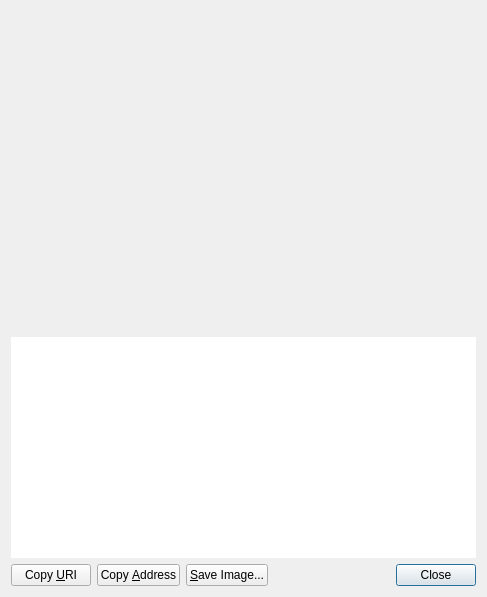
This is src/qt/forms/receiverequestdialog.ui in shaileshnift/UIDD as Qt 5 draws it before an edit. The edited form follows.
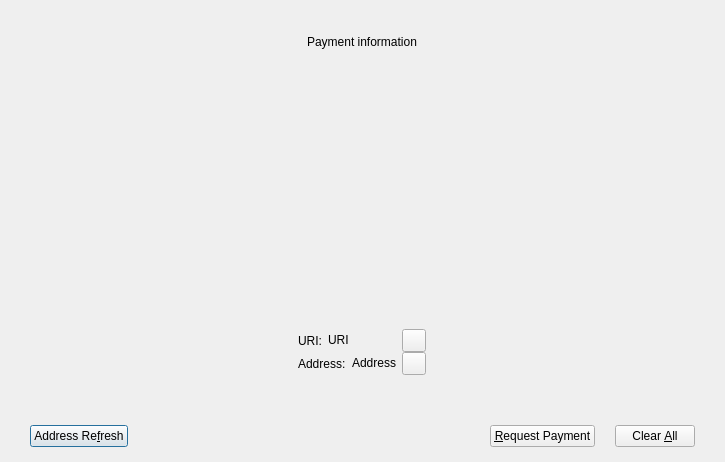
This is the edited form. Custom widgets are drawn as their Qt base class.

Patch:
```diff
--- a/src/qt/forms/receiverequestdialog.ui
+++ b/src/qt/forms/receiverequestdialog.ui
@@ -6,23 +6,130 @@
    <rect>
     <x>0</x>
     <y>0</y>
-    <width>487</width>
-    <height>597</height>
+    <width>725</width>
+    <height>462</height>
    </rect>
   </property>
-  <layout class="QVBoxLayout" name="verticalLayout_3">
+  <layout class="QVBoxLayout" name="verticalLayout_2">
+   <property name="spacing">
+    <number>0</number>
+   </property>
+   <property name="leftMargin">
+    <number>0</number>
+   </property>
+   <property name="topMargin">
+    <number>0</number>
+   </property>
+   <property name="rightMargin">
+    <number>0</number>
+   </property>
+   <property name="bottomMargin">
+    <number>0</number>
+   </property>
+   <item>
+    <spacer name="verticalSpacer">
+     <property name="orientation">
+      <enum>Qt::Vertical</enum>
+     </property>
+     <property name="sizeHint" stdset="0">
+      <size>
+       <width>20</width>
+       <height>1</height>
+      </size>
+     </property>
+    </spacer>
+   </item>
+   <item>
+    <widget class="QWidget" name="widgetPaymentInformation" native="true">
+     <layout class="QVBoxLayout" name="verticalLayout">
+      <property name="spacing">
+       <number>15</number>
+      </property>
+      <property name="leftMargin">
+       <number>30</number>
+      </property>
+      <property name="topMargin">
+       <number>30</number>
+      </property>
+      <property name="rightMargin">
+       <number>30</number>
+      </property>
+      <property name="bottomMargin">
+       <number>30</number>
+      </property>
+      <item alignment="Qt::AlignHCenter|Qt::AlignVCenter">
+       <widget class="QLabel" name="labelPaymentInformation">
+        <property name="sizePolicy">
+         <sizepolicy hsizetype="Preferred" vsizetype="Maximum">
+          <horstretch>0</horstretch>
+          <verstretch>0</verstretch>
+         </sizepolicy>
+        </property>
+        <property name="text">
+         <string>Payment information</string>
+        </property>
+       </widget>
+      </item>
+      <item alignment="Qt::AlignHCenter|Qt::AlignVCenter">
+       <widget class="QWidget" name="widgetQRMargin" native="true">
+        <property name="sizePolicy">
+         <sizepolicy hsizetype="Preferred" vsizetype="Maximum">
+          <horstretch>0</horstretch>
+          <verstretch>0</verstretch>
+         </sizepolicy>
+        </property>
+        <layout class="QVBoxLayout" name="verticalLayout_5">
+         <property name="spacing">
+          <number>0</number>
+         </property>
+         <property name="leftMargin">
+          <number>40</number>
+         </property>
+         <property name="topMargin">
+          <number>40</number>
+         </property>
+         <property name="rightMargin">
+          <number>40</number>
+         </property>
+         <property name="bottomMargin">
+          <number>40</number>
+         </property>
+         <item>
+          <widget class="QWidget" name="widgetQRFrame" native="true">
+           <layout class="QVBoxLayout" name="verticalLayout_6">
+            <property name="spacing">
+             <number>0</number>
+            </property>
+            <property name="leftMargin">
+             <number>0</number>
+            </property>
+            <property name="topMargin">
+             <number>0</number>
+            </property>
+            <property name="rightMargin">
+             <number>0</number>
+            </property>
+            <property name="bottomMargin">
+             <number>0</number>
+            </property>
    <item>
     <widget class="QRImageWidget" name="lblQRCode">
      <property name="sizePolicy">
-      <sizepolicy hsizetype="Expanding" vsizetype="Fixed">
+               <sizepolicy hsizetype="Minimum" vsizetype="Minimum">
        <horstretch>0</horstretch>
        <verstretch>0</verstretch>
       </sizepolicy>
      </property>
      <property name="minimumSize">
       <size>
-       <width>300</width>
-       <height>320</height>
+                <width>170</width>
+                <height>170</height>
+               </size>
+              </property>
+              <property name="maximumSize">
+               <size>
+                <width>170</width>
+                <height>170</height>
       </size>
      </property>
      <property name="toolTip">
@@ -39,68 +146,160 @@
      </property>
     </widget>
    </item>
-   <item>
-    <widget class="QTextEdit" name="outUri">
+           </layout>
+          </widget>
+         </item>
+        </layout>
+       </widget>
+      </item>
+      <item alignment="Qt::AlignHCenter|Qt::AlignVCenter">
+       <widget class="QWidget" name="widgetAddrData" native="true">
      <property name="sizePolicy">
-      <sizepolicy hsizetype="Expanding" vsizetype="Expanding">
+         <sizepolicy hsizetype="Preferred" vsizetype="Maximum">
        <horstretch>0</horstretch>
        <verstretch>0</verstretch>
       </sizepolicy>
      </property>
-     <property name="minimumSize">
+        <layout class="QGridLayout" name="gridLayout">
+         <property name="leftMargin">
+          <number>0</number>
+         </property>
+         <property name="topMargin">
+          <number>0</number>
+         </property>
+         <property name="rightMargin">
+          <number>0</number>
+         </property>
+         <property name="bottomMargin">
+          <number>0</number>
+         </property>
+         <property name="verticalSpacing">
+          <number>0</number>
+         </property>
+         <item row="0" column="0" alignment="Qt::AlignLeft">
+          <widget class="QWidget" name="widgetURI" native="true">
+           <layout class="QHBoxLayout" name="horizontalLayout_2">
+            <property name="leftMargin">
+             <number>0</number>
+            </property>
+            <property name="topMargin">
+             <number>0</number>
+            </property>
+            <property name="rightMargin">
+             <number>0</number>
+            </property>
+            <property name="bottomMargin">
+             <number>0</number>
+            </property>
+            <item>
+             <widget class="QLabel" name="labelURIName">
+              <property name="text">
+               <string>URI:</string>
+              </property>
+             </widget>
+            </item>
+            <item>
+             <widget class="QLabel" name="labelURI">
+              <property name="text">
+               <string>URI</string>
+              </property>
+              <property name="textInteractionFlags">
+               <set>Qt::LinksAccessibleByMouse|Qt::TextSelectableByMouse</set>
+              </property>
+             </widget>
+            </item>
+           </layout>
+          </widget>
+         </item>
+         <item row="0" column="1">
+          <widget class="QToolButton" name="btnCopyURI"/>
+         </item>
+         <item row="1" column="0" alignment="Qt::AlignLeft">
+          <widget class="QWidget" name="widgetAddress" native="true">
+           <layout class="QHBoxLayout" name="horizontalLayout_3">
+            <property name="leftMargin">
+             <number>0</number>
+            </property>
+            <property name="topMargin">
+             <number>0</number>
+            </property>
+            <property name="rightMargin">
+             <number>0</number>
+            </property>
+            <property name="bottomMargin">
+             <number>0</number>
+            </property>
+            <item>
+             <widget class="QLabel" name="labelAddressName">
+              <property name="text">
+               <string>Address:</string>
+              </property>
+             </widget>
+            </item>
+            <item>
+             <widget class="QLabel" name="labelAddress">
+              <property name="text">
+               <string>Address</string>
+              </property>
+              <property name="textInteractionFlags">
+               <set>Qt::LinksAccessibleByMouse|Qt::TextSelectableByMouse</set>
+              </property>
+             </widget>
+            </item>
+           </layout>
+          </widget>
+         </item>
+         <item row="1" column="1">
+          <widget class="QToolButton" name="btnCopyAddress"/>
+         </item>
+        </layout>
+       </widget>
+      </item>
+     </layout>
+    </widget>
+   </item>
+   <item>
+    <spacer name="verticalSpacer_2">
+     <property name="orientation">
+      <enum>Qt::Vertical</enum>
+     </property>
+     <property name="sizeHint" stdset="0">
       <size>
-       <width>0</width>
-       <height>50</height>
+       <width>20</width>
+       <height>0</height>
       </size>
      </property>
-     <property name="frameShape">
-      <enum>QFrame::NoFrame</enum>
-     </property>
-     <property name="frameShadow">
-      <enum>QFrame::Plain</enum>
-     </property>
-     <property name="tabChangesFocus">
-      <bool>true</bool>
-     </property>
-     <property name="textInteractionFlags">
-      <set>Qt::TextSelectableByKeyboard|Qt::TextSelectableByMouse</set>
-     </property>
-    </widget>
+    </spacer>
    </item>
+   <item>
+    <widget class="QWidget" name="buttonsContainerWhite" native="true">
+     <layout class="QVBoxLayout" name="verticalLayout_4">
+      <property name="leftMargin">
+       <number>30</number>
+      </property>
+      <property name="topMargin">
+       <number>15</number>
+      </property>
+      <property name="rightMargin">
+       <number>30</number>
+      </property>
+      <property name="bottomMargin">
+       <number>15</number>
+      </property>
    <item>
     <layout class="QHBoxLayout" name="horizontalLayout">
-     <item>
-      <widget class="QPushButton" name="btnCopyURI">
-       <property name="text">
-        <string>Copy &amp;URI</string>
-       </property>
-       <property name="autoDefault">
-        <bool>false</bool>
-       </property>
-      </widget>
-     </item>
+        <property name="spacing">
+         <number>20</number>
+        </property>
      <item>
-      <widget class="QPushButton" name="btnCopyAddress">
+         <widget class="QPushButton" name="btnRefreshAddress">
        <property name="text">
-        <string>Copy &amp;Address</string>
-       </property>
-       <property name="autoDefault">
-        <bool>false</bool>
-       </property>
+           <string>Address Re&amp;fresh</string>
+          </property>
       </widget>
      </item>
      <item>
-      <widget class="QPushButton" name="btnSaveAs">
-       <property name="text">
-        <string>&amp;Save Image...</string>
-       </property>
-       <property name="autoDefault">
-        <bool>false</bool>
-       </property>
-      </widget>
-     </item>
-     <item>
-      <spacer name="horizontalSpacer_2">
+         <spacer name="horizontalSpacer">
        <property name="orientation">
         <enum>Qt::Horizontal</enum>
        </property>
@@ -113,13 +312,23 @@
       </spacer>
      </item>
      <item>
-      <widget class="QDialogButtonBox" name="buttonBox">
-       <property name="standardButtons">
-        <set>QDialogButtonBox::Close</set>
+         <widget class="QPushButton" name="btnRequestPayment">
+          <property name="text">
+           <string>&amp;Request Payment</string>
        </property>
       </widget>
      </item>
-    </layout>
+        <item>
+         <widget class="QPushButton" name="btnClear">
+          <property name="text">
+           <string>Clear &amp;All</string>
+          </property>
+         </widget>
+        </item>
+       </layout>
+      </item>
+     </layout>
+    </widget>
    </item>
   </layout>
  </widget>
```
Left out of the diff: 37 changed lines with no effect on the pictures. Lines whose indentation alone changed are shown as unchanged.
